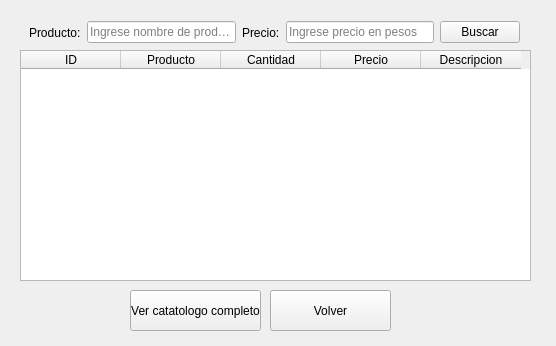
This is app_stock_qdesigner/consulta.ui in nvargas24/Sistema_medicion_de_rodamientos-SMR as Qt 5 draws it before an edit. The edited form follows.
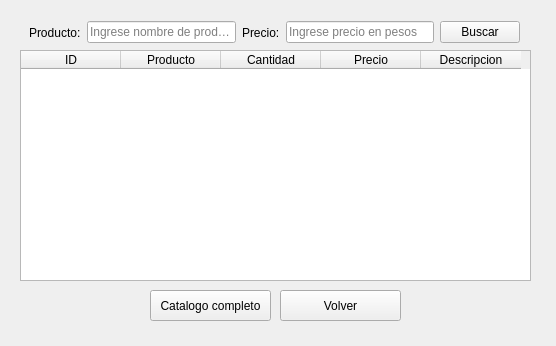
This is the edited form.

Diff of the .ui file:
```diff
--- a/app_stock_qdesigner/consulta.ui
+++ b/app_stock_qdesigner/consulta.ui
@@ -64,23 +64,23 @@
   <widget class="QPushButton" name="agregar">
    <property name="geometry">
     <rect>
-     <x>130</x>
+     <x>150</x>
      <y>290</y>
-     <width>131</width>
-     <height>41</height>
+     <width>121</width>
+     <height>31</height>
     </rect>
    </property>
    <property name="text">
-    <string>Ver catatologo completo</string>
+    <string>Catalogo completo</string>
    </property>
   </widget>
   <widget class="QPushButton" name="agregar_2">
    <property name="geometry">
     <rect>
-     <x>270</x>
+     <x>280</x>
      <y>290</y>
      <width>121</width>
-     <height>41</height>
+     <height>31</height>
     </rect>
    </property>
    <property name="text">
```
Left out of the diff: 14 changed lines with no effect on the pictures.
